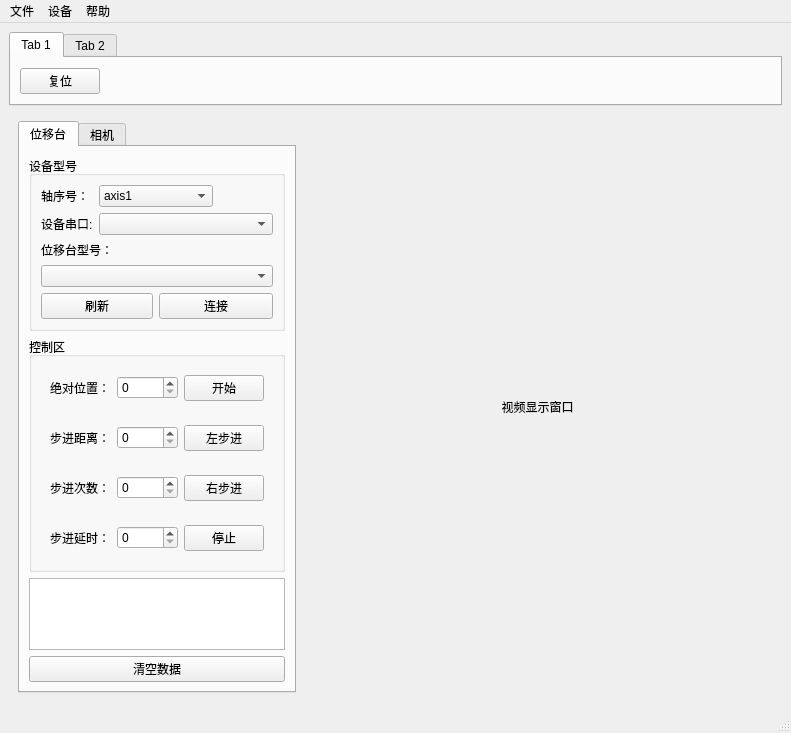
This is mainwindow.ui in choushunn/ZF_TriAxisCamControl as Qt 5 draws it before an edit. The edited form follows.
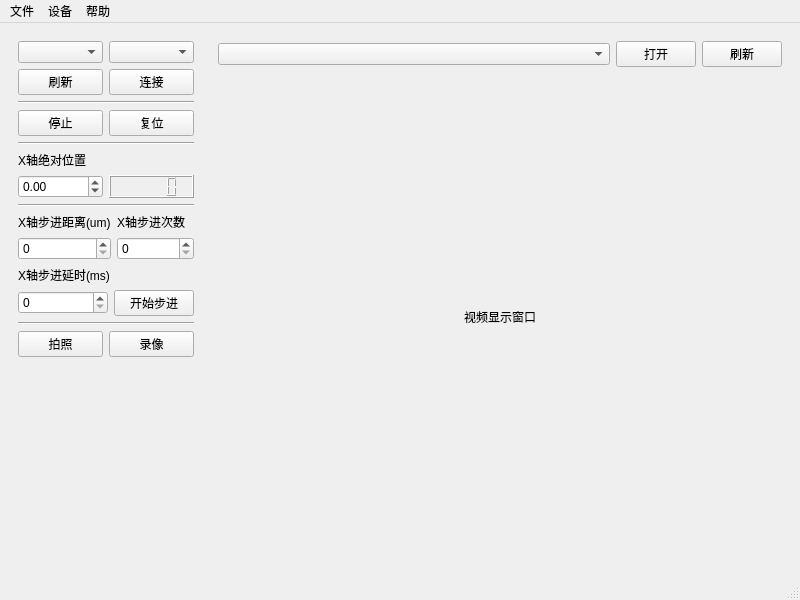
This is the edited form.

Diff of the .ui file:
```diff
--- a/mainwindow.ui
+++ b/mainwindow.ui
@@ -6,74 +6,424 @@
    <rect>
     <x>0</x>
     <y>0</y>
-    <width>791</width>
-    <height>564</height>
+    <width>800</width>
+    <height>600</height>
    </rect>
   </property>
+  <property name="minimumSize">
+   <size>
+    <width>800</width>
+    <height>600</height>
+   </size>
+  </property>
+  <property name="maximumSize">
+   <size>
+    <width>2000</width>
+    <height>1500</height>
+   </size>
+  </property>
   <property name="windowTitle">
    <string>三轴位移台联动控制软件</string>
   </property>
   <widget class="QWidget" name="centralwidget">
-   <layout class="QVBoxLayout" name="verticalLayout_4">
+   <layout class="QHBoxLayout" name="horizontalLayout_4">
     <item>
-     <widget class="QTabWidget" name="tabWidget_2">
+     <widget class="QWidget" name="widget" native="true">
       <property name="sizePolicy">
-       <sizepolicy hsizetype="Expanding" vsizetype="Minimum">
-        <horstretch>0</horstretch>
+       <sizepolicy hsizetype="Preferred" vsizetype="Preferred">
+        <horstretch>1</horstretch>
         <verstretch>0</verstretch>
        </sizepolicy>
       </property>
-      <property name="currentIndex">
-       <number>0</number>
-      </property>
-      <widget class="QWidget" name="tab_3">
-       <attribute name="title">
-        <string>Tab 1</string>
-       </attribute>
-       <layout class="QHBoxLayout" name="horizontalLayout_7">
-        <item>
-         <widget class="QPushButton" name="pushButton_3">
-          <property name="text">
-           <string>复位</string>
-          </property>
-         </widget>
-        </item>
-        <item>
-         <spacer name="horizontalSpacer">
-          <property name="orientation">
-           <enum>Qt::Horizontal</enum>
-          </property>
-          <property name="sizeHint" stdset="0">
-           <size>
-            <width>40</width>
-            <height>20</height>
-           </size>
-          </property>
-         </spacer>
-        </item>
-       </layout>
-      </widget>
-      <widget class="QWidget" name="tab_4">
-       <attribute name="title">
-        <string>Tab 2</string>
-       </attribute>
-      </widget>
+      <layout class="QVBoxLayout" name="verticalLayout">
+       <item>
+        <layout class="QHBoxLayout" name="horizontalLayout">
+         <item>
+          <widget class="QComboBox" name="m_cbx_sirial_list">
+           <property name="sizePolicy">
+            <sizepolicy hsizetype="Preferred" vsizetype="Fixed">
+             <horstretch>1</horstretch>
+             <verstretch>0</verstretch>
+            </sizepolicy>
+           </property>
+          </widget>
+         </item>
+         <item>
+          <widget class="QComboBox" name="m_cbx_modelName">
+           <property name="sizePolicy">
+            <sizepolicy hsizetype="Preferred" vsizetype="Fixed">
+             <horstretch>1</horstretch>
+             <verstretch>0</verstretch>
+            </sizepolicy>
+           </property>
+          </widget>
+         </item>
+        </layout>
+       </item>
+       <item>
+        <layout class="QHBoxLayout" name="horizontalLayout_6">
+         <item>
+          <widget class="QPushButton" name="m_btn_freshMover">
+           <property name="sizePolicy">
+            <sizepolicy hsizetype="Minimum" vsizetype="Fixed">
+             <horstretch>0</horstretch>
+             <verstretch>0</verstretch>
+            </sizepolicy>
+           </property>
+           <property name="minimumSize">
+            <size>
+             <width>0</width>
+             <height>22</height>
+            </size>
+           </property>
+           <property name="text">
+            <string>刷新</string>
+           </property>
+          </widget>
+         </item>
+         <item>
+          <widget class="QPushButton" name="m_btn_connect_mover">
+           <property name="sizePolicy">
+            <sizepolicy hsizetype="Preferred" vsizetype="Fixed">
+             <horstretch>0</horstretch>
+             <verstretch>0</verstretch>
+            </sizepolicy>
+           </property>
+           <property name="minimumSize">
+            <size>
+             <width>0</width>
+             <height>22</height>
+            </size>
+           </property>
+           <property name="text">
+            <string>连接</string>
+           </property>
+          </widget>
+         </item>
+        </layout>
+       </item>
+       <item>
+        <widget class="Line" name="line">
+         <property name="orientation">
+          <enum>Qt::Horizontal</enum>
+         </property>
+        </widget>
+       </item>
+       <item>
+        <layout class="QHBoxLayout" name="horizontalLayout_10">
+         <item>
+          <widget class="QPushButton" name="m_btn_stop">
+           <property name="sizePolicy">
+            <sizepolicy hsizetype="Preferred" vsizetype="Fixed">
+             <horstretch>1</horstretch>
+             <verstretch>0</verstretch>
+            </sizepolicy>
+           </property>
+           <property name="minimumSize">
+            <size>
+             <width>60</width>
+             <height>22</height>
+            </size>
+           </property>
+           <property name="text">
+            <string>停止</string>
+           </property>
+          </widget>
+         </item>
+         <item>
+          <widget class="QPushButton" name="m_btn_rest">
+           <property name="sizePolicy">
+            <sizepolicy hsizetype="Preferred" vsizetype="Fixed">
+             <horstretch>1</horstretch>
+             <verstretch>0</verstretch>
+            </sizepolicy>
+           </property>
+           <property name="minimumSize">
+            <size>
+             <width>60</width>
+             <height>22</height>
+            </size>
+           </property>
+           <property name="text">
+            <string>复位</string>
+           </property>
+          </widget>
+         </item>
+        </layout>
+       </item>
+       <item>
+        <widget class="Line" name="line_2">
+         <property name="orientation">
+          <enum>Qt::Horizontal</enum>
+         </property>
+        </widget>
+       </item>
+       <item>
+        <widget class="QLabel" name="label_2">
+         <property name="text">
+          <string>X轴绝对位置</string>
+         </property>
+         <property name="textFormat">
+          <enum>Qt::AutoText</enum>
+         </property>
+        </widget>
+       </item>
+       <item>
+        <layout class="QHBoxLayout" name="horizontalLayout_2">
+         <item>
+          <widget class="QDoubleSpinBox" name="m_spin_abs_position">
+           <property name="decimals">
+            <number>2</number>
+           </property>
+           <property name="minimum">
+            <double>-15.000000000000000</double>
+           </property>
+           <property name="maximum">
+            <double>15.000000000000000</double>
+           </property>
+           <property name="singleStep">
+            <double>0.100000000000000</double>
+           </property>
+          </widget>
+         </item>
+         <item>
+          <widget class="QLCDNumber" name="m_lcdNumber">
+           <property name="sizePolicy">
+            <sizepolicy hsizetype="Minimum" vsizetype="Minimum">
+             <horstretch>0</horstretch>
+             <verstretch>0</verstretch>
+            </sizepolicy>
+           </property>
+           <property name="styleSheet">
+            <string notr="true">color: rgb(85, 255, 255);
+</string>
+           </property>
+           <property name="mode">
+            <enum>QLCDNumber::Bin</enum>
+           </property>
+           <property name="segmentStyle">
+            <enum>QLCDNumber::Outline</enum>
+           </property>
+           <property name="value" stdset="0">
+            <double>100.000000000000000</double>
+           </property>
+          </widget>
+         </item>
+        </layout>
+       </item>
+       <item>
+        <widget class="Line" name="line_3">
+         <property name="orientation">
+          <enum>Qt::Horizontal</enum>
+         </property>
+        </widget>
+       </item>
+       <item>
+        <layout class="QGridLayout" name="gridLayout_2">
+         <item row="1" column="1">
+          <widget class="QSpinBox" name="m_spin_jogNumber">
+           <property name="sizePolicy">
+            <sizepolicy hsizetype="Preferred" vsizetype="Fixed">
+             <horstretch>2</horstretch>
+             <verstretch>0</verstretch>
+            </sizepolicy>
+           </property>
+           <property name="minimumSize">
+            <size>
+             <width>0</width>
+             <height>22</height>
+            </size>
+           </property>
+          </widget>
+         </item>
+         <item row="0" column="0">
+          <widget class="QLabel" name="label_7">
+           <property name="text">
+            <string>X轴步进距离(um)</string>
+           </property>
+          </widget>
+         </item>
+         <item row="1" column="0">
+          <widget class="QSpinBox" name="m_spinx_jogStep">
+           <property name="sizePolicy">
+            <sizepolicy hsizetype="Preferred" vsizetype="Fixed">
+             <horstretch>2</horstretch>
+             <verstretch>0</verstretch>
+            </sizepolicy>
+           </property>
+           <property name="minimumSize">
+            <size>
+             <width>0</width>
+             <height>22</height>
+            </size>
+           </property>
+          </widget>
+         </item>
+         <item row="0" column="1">
+          <widget class="QLabel" name="label_8">
+           <property name="text">
+            <string>X轴步进次数</string>
+           </property>
+          </widget>
+         </item>
+        </layout>
+       </item>
+       <item>
+        <widget class="QLabel" name="label_9">
+         <property name="text">
+          <string>X轴步进延时(ms)</string>
+         </property>
+        </widget>
+       </item>
+       <item>
+        <layout class="QHBoxLayout" name="horizontalLayout_5">
+         <item>
+          <widget class="QSpinBox" name="m_spin_jogDelayTimes">
+           <property name="sizePolicy">
+            <sizepolicy hsizetype="Preferred" vsizetype="Fixed">
+             <horstretch>2</horstretch>
+             <verstretch>0</verstretch>
+            </sizepolicy>
+           </property>
+           <property name="minimumSize">
+            <size>
+             <width>0</width>
+             <height>22</height>
+            </size>
+           </property>
+           <property name="maximum">
+            <number>10000</number>
+           </property>
+          </widget>
+         </item>
+         <item>
+          <widget class="QPushButton" name="m_btn_stopJog">
+           <property name="minimumSize">
+            <size>
+             <width>0</width>
+             <height>22</height>
+            </size>
+           </property>
+           <property name="text">
+            <string>开始步进</string>
+           </property>
+          </widget>
+         </item>
+        </layout>
+       </item>
+       <item>
+        <widget class="Line" name="line_4">
+         <property name="orientation">
+          <enum>Qt::Horizontal</enum>
+         </property>
+        </widget>
+       </item>
+       <item>
+        <layout class="QHBoxLayout" name="horizontalLayout_11">
+         <item>
+          <widget class="QPushButton" name="m_btn_snap">
+           <property name="minimumSize">
+            <size>
+             <width>0</width>
+             <height>22</height>
+            </size>
+           </property>
+           <property name="text">
+            <string>拍照</string>
+           </property>
+          </widget>
+         </item>
+         <item>
+          <widget class="QPushButton" name="m_btn_record">
+           <property name="minimumSize">
+            <size>
+             <width>0</width>
+             <height>22</height>
+            </size>
+           </property>
+           <property name="text">
+            <string>录像</string>
+           </property>
+          </widget>
+         </item>
+        </layout>
+       </item>
+       <item>
+        <spacer name="verticalSpacer">
+         <property name="orientation">
+          <enum>Qt::Vertical</enum>
+         </property>
+         <property name="sizeHint" stdset="0">
+          <size>
+           <width>20</width>
+           <height>40</height>
+          </size>
+         </property>
+        </spacer>
+       </item>
+      </layout>
      </widget>
     </item>
     <item>
      <widget class="QWidget" name="widget_2" native="true">
       <property name="sizePolicy">
        <sizepolicy hsizetype="Preferred" vsizetype="Preferred">
-        <horstretch>0</horstretch>
+        <horstretch>3</horstretch>
         <verstretch>0</verstretch>
        </sizepolicy>
       </property>
-      <layout class="QGridLayout" name="gridLayout">
-       <item row="1" column="2">
+      <layout class="QVBoxLayout" name="verticalLayout_2">
+       <item>
+        <layout class="QHBoxLayout" name="horizontalLayout_7">
+         <item>
+          <widget class="QComboBox" name="comboBox">
+           <property name="sizePolicy">
+            <sizepolicy hsizetype="Expanding" vsizetype="Fixed">
+             <horstretch>0</horstretch>
+             <verstretch>0</verstretch>
+            </sizepolicy>
+           </property>
+          </widget>
+         </item>
+         <item>
+          <widget class="QPushButton" name="pushButton_3">
+           <property name="minimumSize">
+            <size>
+             <width>0</width>
+             <height>22</height>
+            </size>
+           </property>
+           <property name="text">
+            <string>打开</string>
+           </property>
+          </widget>
+         </item>
+         <item>
+          <widget class="QPushButton" name="c_btn_fresh_2">
+           <property name="sizePolicy">
+            <sizepolicy hsizetype="Minimum" vsizetype="Fixed">
+             <horstretch>0</horstretch>
+             <verstretch>0</verstretch>
+            </sizepolicy>
+           </property>
+           <property name="minimumSize">
+            <size>
+             <width>0</width>
+             <height>22</height>
+            </size>
+           </property>
+           <property name="text">
+            <string>刷新</string>
+           </property>
+          </widget>
+         </item>
+        </layout>
+       </item>
+       <item>
         <widget class="QLabel" name="label">
          <property name="sizePolicy">
           <sizepolicy hsizetype="Expanding" vsizetype="Expanding">
-           <horstretch>2</horstretch>
+           <horstretch>3</horstretch>
            <verstretch>0</verstretch>
           </sizepolicy>
          </property>
@@ -85,248 +435,6 @@
          </property>
         </widget>
        </item>
-       <item row="1" column="0">
-        <widget class="QTabWidget" name="tabWidget">
-         <property name="currentIndex">
-          <number>0</number>
-         </property>
-         <widget class="QWidget" name="tab">
-          <attribute name="title">
-           <string>位移台</string>
-          </attribute>
-          <layout class="QVBoxLayout" name="verticalLayout_2">
-           <item>
-            <widget class="QGroupBox" name="groupBox_3">
-             <property name="title">
-              <string>设备型号</string>
-             </property>
-             <layout class="QGridLayout" name="gridLayout_2">
-              <item row="5" column="0" colspan="2">
-               <widget class="QPushButton" name="c_btn_fresh">
-                <property name="text">
-                 <string>刷新</string>
-                </property>
-               </widget>
-              </item>
-              <item row="1" column="1" colspan="3">
-               <widget class="QComboBox" name="c_Combobox_SP"/>
-              </item>
-              <item row="1" column="0">
-               <widget class="QLabel" name="label_2">
-                <property name="maximumSize">
-                 <size>
-                  <width>60</width>
-                  <height>16777215</height>
-                 </size>
-                </property>
-                <property name="text">
-                 <string>设备串口:</string>
-                </property>
-               </widget>
-              </item>
-              <item row="0" column="1" colspan="2">
-               <widget class="QComboBox" name="c_ComboBox_axisNumber">
-                <item>
-                 <property name="text">
-                  <string>axis1</string>
-                 </property>
-                </item>
-               </widget>
-              </item>
-              <item row="5" column="2" colspan="2">
-               <widget class="QPushButton" name="c_btn_connect">
-                <property name="sizePolicy">
-                 <sizepolicy hsizetype="Expanding" vsizetype="Fixed">
-                  <horstretch>0</horstretch>
-                  <verstretch>0</verstretch>
-                 </sizepolicy>
-                </property>
-                <property name="text">
-                 <string>连接</string>
-                </property>
-               </widget>
-              </item>
-              <item row="0" column="0">
-               <widget class="QLabel" name="label_10">
-                <property name="enabled">
-                 <bool>true</bool>
-                </property>
-                <property name="sizePolicy">
-                 <sizepolicy hsizetype="Fixed" vsizetype="Minimum">
-                  <horstretch>0</horstretch>
-                  <verstretch>0</verstretch>
-                 </sizepolicy>
-                </property>
-                <property name="text">
-                 <string>轴序号：</string>
-                </property>
-               </widget>
-              </item>
-              <item row="2" column="0" colspan="2">
-               <widget class="QLabel" name="label_3">
-                <property name="sizePolicy">
-                 <sizepolicy hsizetype="Fixed" vsizetype="Fixed">
-                  <horstretch>0</horstretch>
-                  <verstretch>0</verstretch>
-                 </sizepolicy>
-                </property>
-                <property name="text">
-                 <string>位移台型号：</string>
-                </property>
-               </widget>
-              </item>
-              <item row="4" column="0" colspan="4">
-               <widget class="QComboBox" name="c_ComboBox_modelName"/>
-              </item>
-             </layout>
-            </widget>
-           </item>
-           <item>
-            <widget class="QGroupBox" name="groupBox_2">
-             <property name="title">
-              <string>控制区</string>
-             </property>
-             <layout class="QVBoxLayout" name="verticalLayout">
-              <item>
-               <widget class="QWidget" name="widget_3" native="true">
-                <layout class="QHBoxLayout" name="horizontalLayout_2">
-                 <item>
-                  <widget class="QLabel" name="label_4">
-                   <property name="text">
-                    <string>绝对位置：</string>
-                   </property>
-                  </widget>
-                 </item>
-                 <item>
-                  <widget class="QSpinBox" name="c_spinbox_setJogStep"/>
-                 </item>
-                 <item>
-                  <widget class="QPushButton" name="m_btn_move">
-                   <property name="text">
-                    <string>开始</string>
-                   </property>
-                  </widget>
-                 </item>
-                </layout>
-               </widget>
-              </item>
-              <item>
-               <widget class="QWidget" name="widget_4" native="true">
-                <layout class="QHBoxLayout" name="horizontalLayout_3">
-                 <item>
-                  <widget class="QLabel" name="label_7">
-                   <property name="text">
-                    <string>步进距离：</string>
-                   </property>
-                  </widget>
-                 </item>
-                 <item>
-                  <widget class="QSpinBox" name="c_spinbox_jogStep"/>
-                 </item>
-                 <item>
-                  <widget class="QPushButton" name="c_btn_jogLeft">
-                   <property name="text">
-                    <string>左步进</string>
-                   </property>
-                  </widget>
-                 </item>
-                </layout>
-               </widget>
-              </item>
-              <item>
-               <widget class="QWidget" name="widget_5" native="true">
-                <layout class="QHBoxLayout" name="horizontalLayout_4">
-                 <item>
-                  <widget class="QLabel" name="label_8">
-                   <property name="text">
-                    <string>步进次数：</string>
-                   </property>
-                  </widget>
-                 </item>
-                 <item>
-                  <widget class="QSpinBox" name="c_spinbox_Times"/>
-                 </item>
-                 <item>
-                  <widget class="QPushButton" name="c_btn_jogRight">
-                   <property name="styleSheet">
-                    <string notr="true"/>
-                   </property>
-                   <property name="text">
-                    <string>右步进</string>
-                   </property>
-                  </widget>
-                 </item>
-                </layout>
-               </widget>
-              </item>
-              <item>
-               <widget class="QWidget" name="widget_6" native="true">
-                <layout class="QHBoxLayout" name="horizontalLayout_5">
-                 <item>
-                  <widget class="QLabel" name="label_9">
-                   <property name="text">
-                    <string>步进延时：</string>
-                   </property>
-                  </widget>
-                 </item>
-                 <item>
-                  <widget class="QSpinBox" name="c_spinbox_jogDelay">
-                   <property name="maximum">
-                    <number>10000</number>
-                   </property>
-                  </widget>
-                 </item>
-                 <item>
-                  <widget class="QPushButton" name="pushButton_2">
-                   <property name="text">
-                    <string>停止</string>
-                   </property>
-                  </widget>
-                 </item>
-                </layout>
-               </widget>
-              </item>
-             </layout>
-            </widget>
-           </item>
-           <item>
-            <widget class="QPlainTextEdit" name="c_PlainText_msg">
-             <property name="sizePolicy">
-              <sizepolicy hsizetype="Expanding" vsizetype="Preferred">
-               <horstretch>0</horstretch>
-               <verstretch>0</verstretch>
-              </sizepolicy>
-             </property>
-             <property name="maximumSize">
-              <size>
-               <width>300</width>
-               <height>200</height>
-              </size>
-             </property>
-             <property name="styleSheet">
-              <string notr="true"/>
-             </property>
-             <property name="readOnly">
-              <bool>true</bool>
-             </property>
-            </widget>
-           </item>
-           <item>
-            <widget class="QPushButton" name="pushButton">
-             <property name="text">
-              <string>清空数据</string>
-             </property>
-            </widget>
-           </item>
-          </layout>
-         </widget>
-         <widget class="QWidget" name="tab_2">
-          <attribute name="title">
-           <string>相机</string>
-          </attribute>
-         </widget>
-        </widget>
-       </item>
       </layout>
      </widget>
     </item>
@@ -337,7 +445,7 @@
     <rect>
      <x>0</x>
      <y>0</y>
-     <width>791</width>
+     <width>800</width>
      <height>17</height>
     </rect>
    </property>
```
